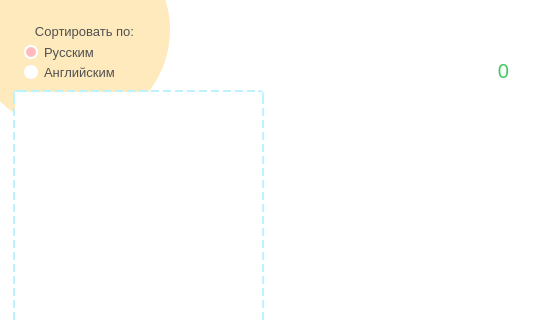
Above: wordslistwindow.ui from Skripove/MyDictionary before the change; both pictures show x 0 to 545 and y 0 to 320 of the 545 by 490 pixel window. Below: the same form after it.
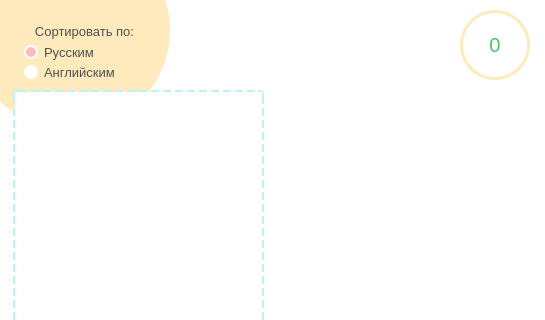
That is the form after the change. Icons and pictures are not drawn.

The edit to the form file:
```diff
--- a/wordslistwindow.ui
+++ b/wordslistwindow.ui
@@ -311,10 +311,10 @@
   <widget class="QLabel" name="labelWordsCount">
    <property name="geometry">
     <rect>
-     <x>480</x>
-     <y>60</y>
-     <width>47</width>
-     <height>21</height>
+     <x>460</x>
+     <y>10</y>
+     <width>70</width>
+     <height>70</height>
     </rect>
    </property>
    <property name="font">
@@ -326,7 +326,12 @@
     </font>
    </property>
    <property name="styleSheet">
-    <string notr="true">color: rgb(66, 200, 98);</string>
+    <string notr="true">#labelWordsCount{
+	color: rgb(66, 200, 98);
+	background-color: white;
+	border: 3px solid rgba(255,234,189, 255);
+	border-radius: 35px;
+}</string>
    </property>
    <property name="text">
     <string>0</string>
```
